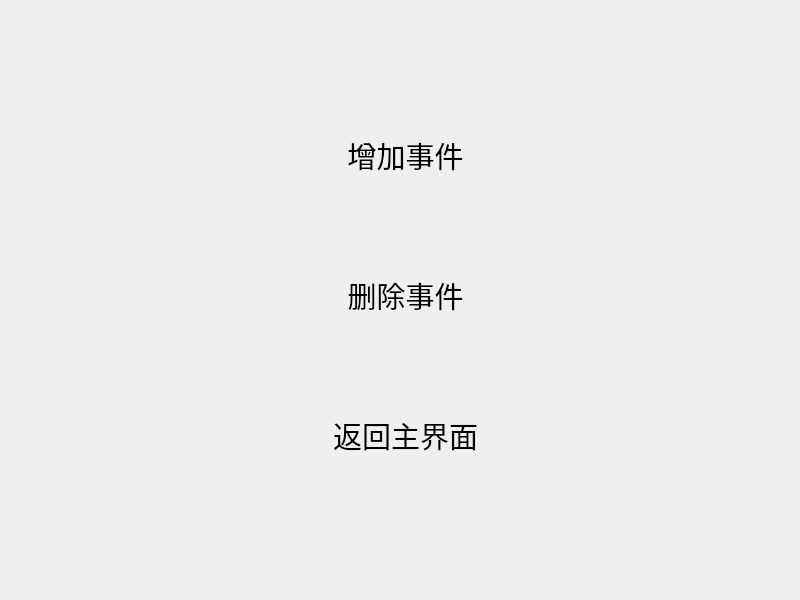
Old version of the form task_manage/task.ui in the repository ShiningCrevice/Qt_CXSJSXhw.
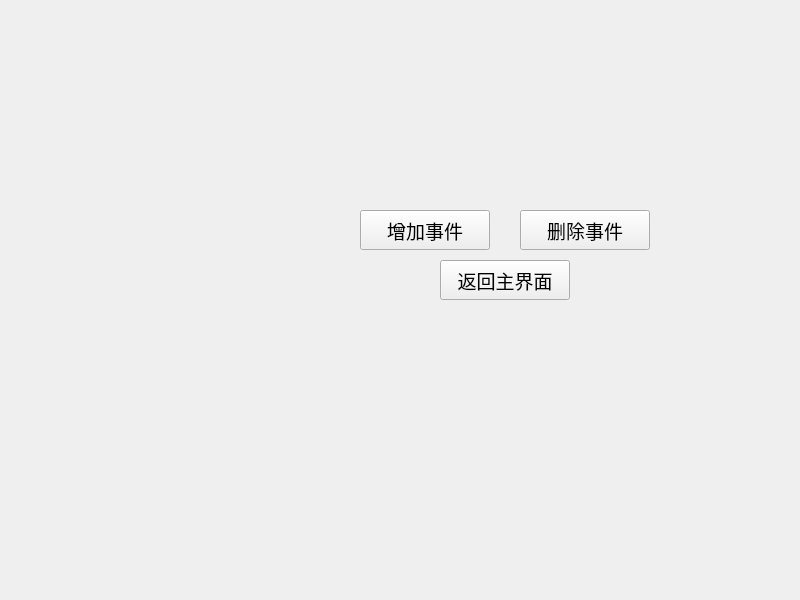
New version of the form. Icons and pictures are not drawn.

Diff of the .ui file:
```diff
--- a/task_manage/task.ui
+++ b/task_manage/task.ui
@@ -16,16 +16,16 @@
   <widget class="QPushButton" name="pushButton">
    <property name="geometry">
     <rect>
-     <x>310</x>
-     <y>110</y>
-     <width>191</width>
-     <height>91</height>
+     <x>360</x>
+     <y>210</y>
+     <width>130</width>
+     <height>40</height>
     </rect>
    </property>
    <property name="font">
     <font>
      <family>华文中宋</family>
-     <pointsize>22</pointsize>
+     <pointsize>14</pointsize>
      <italic>false</italic>
      <bold>false</bold>
      <strikeout>false</strikeout>
@@ -35,14 +35,7 @@
     <bool>false</bool>
    </property>
    <property name="styleSheet">
-    <string notr="true">
-	background-color: qlineargradient(spread:pad,  x1:0, x2:0, y1:0, y2:1,  
-                                      stop: 0 rgb(209, 255, 202),
-                                      stop: 0.495 rgb(170, 255, 127),
-                                      stop: 0.505 rgb(170, 255, 127), 
-                                      stop: 1 rgb(209, 255, 202));
-	border: none;
-	border-radius: 5px;</string>
+    <string notr="true">font: 14pt &quot;华文中宋&quot;;</string>
    </property>
    <property name="text">
     <string>增加事件</string>
@@ -51,30 +44,23 @@
   <widget class="QPushButton" name="pushButton_2">
    <property name="geometry">
     <rect>
-     <x>310</x>
-     <y>250</y>
-     <width>191</width>
-     <height>91</height>
+     <x>520</x>
+     <y>210</y>
+     <width>130</width>
+     <height>40</height>
     </rect>
    </property>
    <property name="font">
     <font>
      <family>华文中宋</family>
-     <pointsize>22</pointsize>
+     <pointsize>14</pointsize>
      <italic>false</italic>
      <bold>false</bold>
      <strikeout>false</strikeout>
     </font>
    </property>
    <property name="styleSheet">
-    <string notr="true">
-	background-color: qlineargradient(spread:pad,  x1:0, x2:0, y1:0, y2:1,  
-                                      stop: 0 rgb(209, 255, 202),
-                                      stop: 0.495 rgb(170, 255, 127),
-                                      stop: 0.505 rgb(170, 255, 127), 
-                                      stop: 1 rgb(209, 255, 202));
-	border: none;
-	border-radius: 5px;</string>
+    <string notr="true">font: 14pt &quot;华文中宋&quot;;</string>
    </property>
    <property name="text">
     <string>删除事件</string>
@@ -83,35 +69,77 @@
   <widget class="QPushButton" name="pushButton_3">
    <property name="geometry">
     <rect>
-     <x>310</x>
-     <y>390</y>
-     <width>191</width>
-     <height>91</height>
+     <x>440</x>
+     <y>260</y>
+     <width>130</width>
+     <height>40</height>
     </rect>
    </property>
    <property name="font">
     <font>
      <family>华文中宋</family>
-     <pointsize>22</pointsize>
+     <pointsize>14</pointsize>
      <italic>false</italic>
      <bold>false</bold>
      <strikeout>false</strikeout>
     </font>
    </property>
    <property name="styleSheet">
-    <string notr="true">
-	background-color: qlineargradient(spread:pad,  x1:0, x2:0, y1:0, y2:1,  
-                                      stop: 0 rgb(209, 255, 202),
-                                      stop: 0.495 rgb(170, 255, 127),
-                                      stop: 0.505 rgb(170, 255, 127), 
-                                      stop: 1 rgb(209, 255, 202));
-	border: none;
-	border-radius: 5px;</string>
+    <string notr="true">font: 14pt &quot;华文中宋&quot;;</string>
    </property>
    <property name="text">
     <string>返回主界面</string>
    </property>
   </widget>
+  <widget class="QLabel" name="label">
+   <property name="geometry">
+    <rect>
+     <x>50</x>
+     <y>320</y>
+     <width>301</width>
+     <height>271</height>
+    </rect>
+   </property>
+   <property name="styleSheet">
+    <string notr="true"/>
+   </property>
+   <property name="text">
+    <string/>
+   </property>
+  </widget>
+  <widget class="QWidget" name="verticalLayoutWidget">
+   <property name="geometry">
+    <rect>
+     <x>330</x>
+     <y>100</y>
+     <width>351</width>
+     <height>101</height>
+    </rect>
+   </property>
+   <layout class="QVBoxLayout" name="verticalLayout"/>
+  </widget>
+  <widget class="QLabel" name="label_2">
+   <property name="geometry">
+    <rect>
+     <x>260</x>
+     <y>50</y>
+     <width>481</width>
+     <height>401</height>
+    </rect>
+   </property>
+   <property name="styleSheet">
+    <string notr="true">background-image: url(:/res/res/pao.png);</string>
+   </property>
+   <property name="text">
+    <string/>
+   </property>
+  </widget>
+  <zorder>label_2</zorder>
+  <zorder>pushButton</zorder>
+  <zorder>pushButton_2</zorder>
+  <zorder>pushButton_3</zorder>
+  <zorder>label</zorder>
+  <zorder>verticalLayoutWidget</zorder>
  </widget>
  <resources/>
  <connections/>
```
